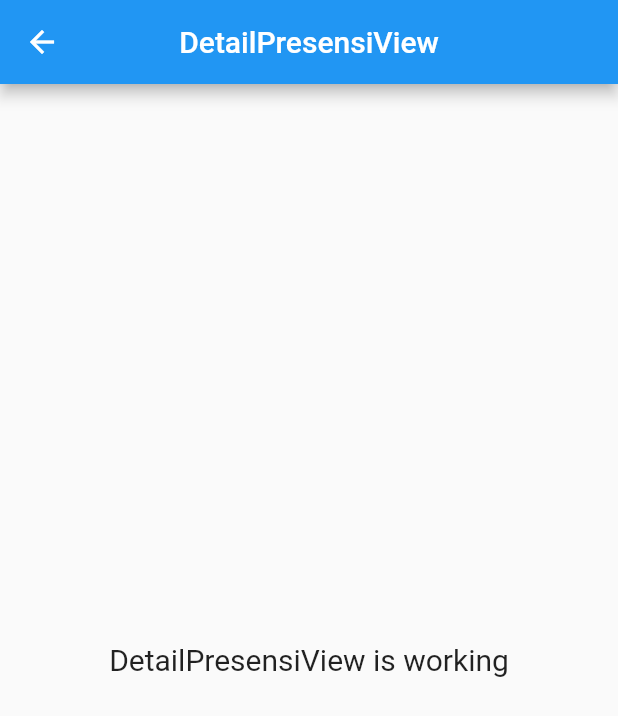
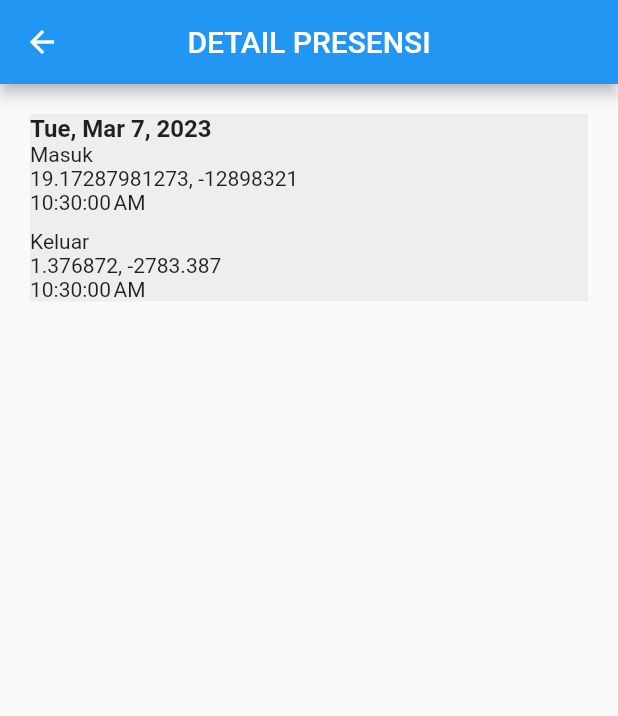
Before and after one commit to andrianazz/presence, a Flutter app: the DetailPresensiView screen opened by its route, on a phone screen of 412 x 824 dp. Shown: the top 716 px of the screen. Run offline on Flutter 3.47's test engine with Material 2 defaults, Android fonts, the phone set to English and light mode, and no system bars; our stand-ins replace cloud_firestore, convex_bottom_bar, firebase_auth, firebase_core, firebase_storage, geocoding and 3 more; accounts and stored records are empty.

Commit message:
add function masuk

```diff
--- a/lib/app/modules/detail_presensi/views/detail_presensi_view.dart
+++ b/lib/app/modules/detail_presensi/views/detail_presensi_view.dart
@@ -1,6 +1,7 @@
 import 'package:flutter/material.dart';
 
 import 'package:get/get.dart';
+import 'package:intl/intl.dart';
 
 import '../controllers/detail_presensi_controller.dart';
 
@@ -10,14 +11,33 @@ class DetailPresensiView extends GetView<DetailPresensiController> {
   Widget build(BuildContext context) {
     return Scaffold(
       appBar: AppBar(
-        title: const Text('DetailPresensiView'),
+        title: const Text('DETAIL PRESENSI'),
         centerTitle: true,
       ),
-      body: const Center(
-        child: Text(
-          'DetailPresensiView is working',
-          style: TextStyle(fontSize: 20),
-        ),
+      body: ListView(
+        padding: const EdgeInsets.all(20),
+        children: [
+          Container(
+            color: Colors.grey[200],
+            child: Column(
+              crossAxisAlignment: CrossAxisAlignment.start,
+              children: [
+                Text(
+                  DateFormat.yMMMEd().format(DateTime.now()),
+                  style: const TextStyle(
+                      fontSize: 16, fontWeight: FontWeight.bold),
+                ),
+                const Text("Masuk"),
+                const Text("19.17287981273, -12898321"),
+                Text(DateFormat.jms().format(DateTime.now())),
+                const SizedBox(height: 10),
+                const Text("Keluar"),
+                const Text("1.376872, -2783.387"),
+                Text(DateFormat.jms().format(DateTime.now())),
+              ],
+            ),
+          )
+        ],
       ),
     );
   }
--- a/lib/app/routes/app_pages.dart
+++ b/lib/app/routes/app_pages.dart
@@ -2,6 +2,8 @@ import 'package:get/get.dart';
 
 import '../modules/add_pegawai/bindings/add_pegawai_binding.dart';
 import '../modules/add_pegawai/views/add_pegawai_view.dart';
+import '../modules/all_presensi/bindings/all_presensi_binding.dart';
+import '../modules/all_presensi/views/all_presensi_view.dart';
 import '../modules/detail_presensi/bindings/detail_presensi_binding.dart';
 import '../modules/detail_presensi/views/detail_presensi_view.dart';
 import '../modules/forget_password/bindings/forget_password_binding.dart';
@@ -74,5 +76,10 @@ class AppPages {
       page: () => const DetailPresensiView(),
       binding: DetailPresensiBinding(),
     ),
+    GetPage(
+      name: _Paths.ALL_PRESENSI,
+      page: () => const AllPresensiView(),
+      binding: AllPresensiBinding(),
+    ),
   ];
 }
--- a/lib/app/routes/app_routes.dart
+++ b/lib/app/routes/app_routes.dart
@@ -11,6 +11,7 @@ abstract class Routes {
   static const PROFILE = _Paths.PROFILE;
   static const UPDATE_PROFILE = _Paths.UPDATE_PROFILE;
   static const DETAIL_PRESENSI = _Paths.DETAIL_PRESENSI;
+  static const ALL_PRESENSI = _Paths.ALL_PRESENSI;
 }
 
 abstract class _Paths {
@@ -23,4 +24,5 @@ abstract class _Paths {
   static const PROFILE = '/profile';
   static const UPDATE_PROFILE = '/update-profile';
   static const DETAIL_PRESENSI = '/detail-presensi';
+  static const ALL_PRESENSI = '/all-presensi';
 }
--- a/pubspec.yaml
+++ b/pubspec.yaml
@@ -15,6 +15,8 @@ dependencies:
   image_picker: 0.8.6+4
   convex_bottom_bar: 3.2.0
   intl: 0.17.0
+  geolocator: 9.0.2
+  geocoding: 2.0.5
   flutter:
     sdk: flutter
 
```
Also changed, not shown: lib/app/controllers/page_index_controller.dart (+121 -2 lines), lib/app/modules/all_presensi/bindings/all_presensi_binding.dart (added, +12 -0 lines), lib/app/modules/all_presensi/controllers/all_presensi_controller.dart (added, +23 -0 lines), lib/app/modules/all_presensi/views/all_presensi_view.dart (added, +76 -0 lines), lib/app/modules/home/views/home_view.dart (+26 -8 lines), pubspec.lock, 5 other files.
